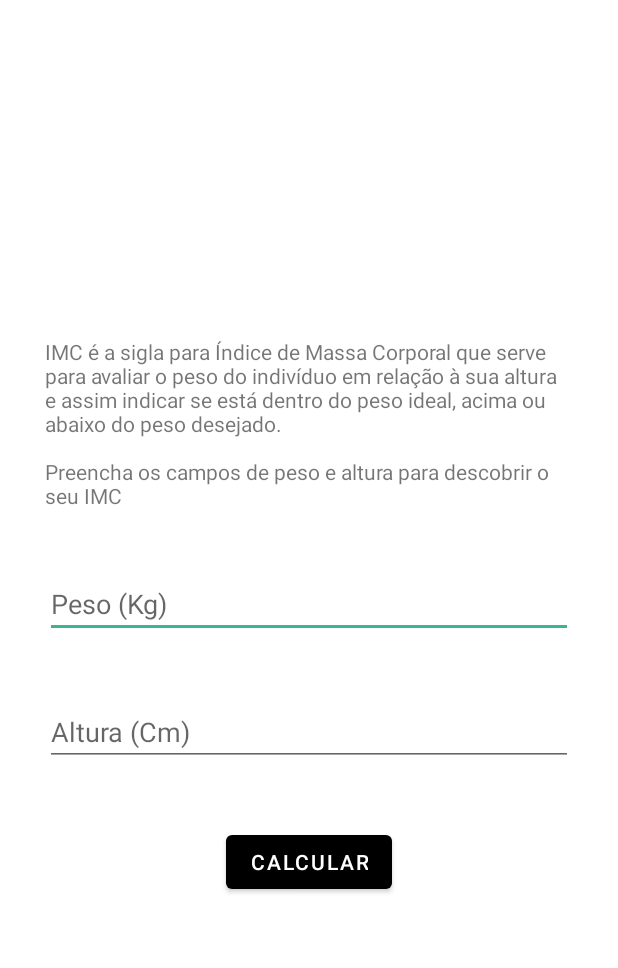
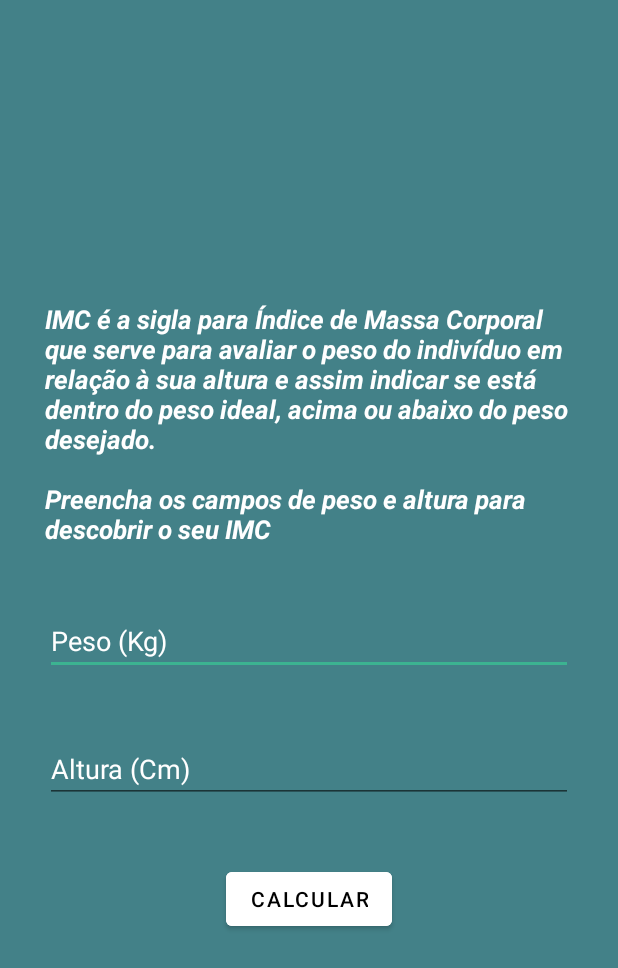
Before and after one commit to SAANDRIN/App_FitnessTracker, an Android app: the layout activity_imc.xml on its own in the app's theme, with its tools: preview values and no code run, on a phone screen of 412 x 824 dp. Shown: the top 968 px of the screen. Run offline under Robolectric (Android 15) with nearby library versions, the phone set to English and light mode, and no system bars.

Commit message:
Alterando cores e layouts das activities

```diff
--- a/app/src/main/java/co/tiagoaguiar/fitnesstracker/MainActivity.kt
+++ b/app/src/main/java/co/tiagoaguiar/fitnesstracker/MainActivity.kt
@@ -30,7 +30,7 @@ class MainActivity : AppCompatActivity(), OnItemClickListener {
                 id = 1,
                 drawableId = R.drawable.baseline_add_circle_outline_24,
                 textStringId = R.string.label_imc,
-                color = Color.GREEN
+                color = Color.WHITE
             )
         )
         mainItems.add(
@@ -38,7 +38,7 @@ class MainActivity : AppCompatActivity(), OnItemClickListener {
                 id = 2,
                 drawableId = R.drawable.baseline_add_circle_outline_24,
                 textStringId = R.string.label_tmb,
-                color = Color.YELLOW
+                color = Color.WHITE
             )
         )
 
--- a/app/src/main/res/drawable/baseline_add_circle_outline_24.xml
+++ b/app/src/main/res/drawable/baseline_add_circle_outline_24.xml
@@ -1,4 +1,4 @@
-<vector xmlns:android="http://schemas.android.com/apk/res/android" android:height="24dp" android:tint="#67BB7D" android:viewportHeight="24" android:viewportWidth="24" android:width="24dp">
+<vector xmlns:android="http://schemas.android.com/apk/res/android" android:height="24dp" android:tint="@color/blue" android:viewportHeight="24" android:viewportWidth="24" android:width="24dp">
 
     <path android:fillColor="@android:color/white" android:pathData="M13,7h-2v4L7,11v2h4v4h2v-4h4v-2h-4L13,7zM12,2C6.48,2 2,6.48 2,12s4.48,10 10,10 10,-4.48 10,-10S17.52,2 12,2zM12,20c-4.41,0 -8,-3.59 -8,-8s3.59,-8 8,-8 8,3.59 8,8 -3.59,8 -8,8z"/>
 
--- a/app/src/main/res/layout/activity_imc.xml
+++ b/app/src/main/res/layout/activity_imc.xml
@@ -3,7 +3,8 @@
     xmlns:app="http://schemas.android.com/apk/res-auto"
     xmlns:tools="http://schemas.android.com/tools"
     android:layout_width="match_parent"
-    android:layout_height="match_parent">
+    android:layout_height="match_parent"
+    android:background="@color/blue">
 
 
 <LinearLayout
@@ -15,23 +16,32 @@
 
     <TextView
         style="@style/TextViewForm"
+        android:textStyle="bold|italic"
+        android:textColor="@color/white"
+        android:textSize="17dp"
         android:layout_width="wrap_content"
         android:layout_height="wrap_content"
         android:text="@string/imc_desc" />
 
     <EditText
         android:id="@+id/edit_imc_weight"
+        android:textColorHint="@color/white"
+        android:textColor="@color/white"
         android:hint="@string/weight"
         style="@style/EditTextForm"/>
 
     <EditText
         android:id="@+id/edit_imc_height"
+        android:textColor="@color/white"
+        android:textColorHint="@color/white"
         android:hint="@string/height"
         style="@style/EditTextForm"/>
 
     <Button
         android:id="@+id/btn_imc_send"
+        android:backgroundTint="@color/white"
         android:text="@string/calc"
+        android:textColor="@color/black"
         android:layout_gravity="center"
         style="@style/ButtomForm"/>
 
--- a/app/src/main/res/layout/activity_list_calc.xml
+++ b/app/src/main/res/layout/activity_list_calc.xml
@@ -9,6 +9,7 @@
 
     <androidx.recyclerview.widget.RecyclerView
         android:id="@+id/rv_list"
+        android:background="@color/gray"
         android:layout_width="match_parent"
         android:layout_height="match_parent"
         tools:listitem="@android:layout/simple_list_item_1"/>
--- a/app/src/main/res/layout/main_item.xml
+++ b/app/src/main/res/layout/main_item.xml
@@ -29,6 +29,8 @@
             android:id="@+id/item_txt_name"
             android:layout_width="wrap_content"
             android:layout_height="wrap_content"
+            android:textColor="@color/blue"
+            android:textStyle="bold"
             android:text="@string/label_imc" />
     </LinearLayout>
 </androidx.constraintlayout.widget.ConstraintLayout>
--- a/app/src/main/res/values/colors.xml
+++ b/app/src/main/res/values/colors.xml
@@ -8,4 +8,6 @@
     <color name="black">#FF000000</color>
     <color name="white">#FFFFFFFF</color>
     <color name="colorLightGray">#DFDEDE</color>
+    <color name="blue">#438188</color>
+    <color name="gray">#97A7A8</color>
 </resources>
--- a/app/src/main/res/values/styles.xml
+++ b/app/src/main/res/values/styles.xml
@@ -25,6 +25,8 @@
     <style name="AutoTextViewForm" parent="@style/Widget.MaterialComponents.TextInputLayout.OutlinedBox.Dense.ExposedDropdownMenu">
         <item name="android:layout_marginStart">30dp</item>
         <item name="android:layout_marginEnd">30dp</item>
+        <item name="android:textColorHint">@color/white</item>
+        <item name="android:textColor">@color/white</item>
         <item name="android:layout_marginBottom">40dp</item>
 
     </style>
--- a/app/src/main/res/values/themes.xml
+++ b/app/src/main/res/values/themes.xml
@@ -1,6 +1,6 @@
 <resources xmlns:tools="http://schemas.android.com/tools">
     <!-- Base application theme. -->
-    <style name="Theme.FitnessTracker" parent="Theme.MaterialComponents.DayNight.DarkActionBar">
+    <style name="Theme.FitnessTracker" parent="Theme.MaterialComponents.DayNight.NoActionBar">
         <!-- Primary brand color. -->
         <item name="colorPrimary">@color/purple_500</item>
         <item name="colorPrimaryVariant">@color/purple_700</item>
```
Also changed, not shown: app/src/main/res/layout/activity_main.xml (+4 -3 lines), app/src/main/res/layout/activity_tmb.xml (+16 -2 lines).
